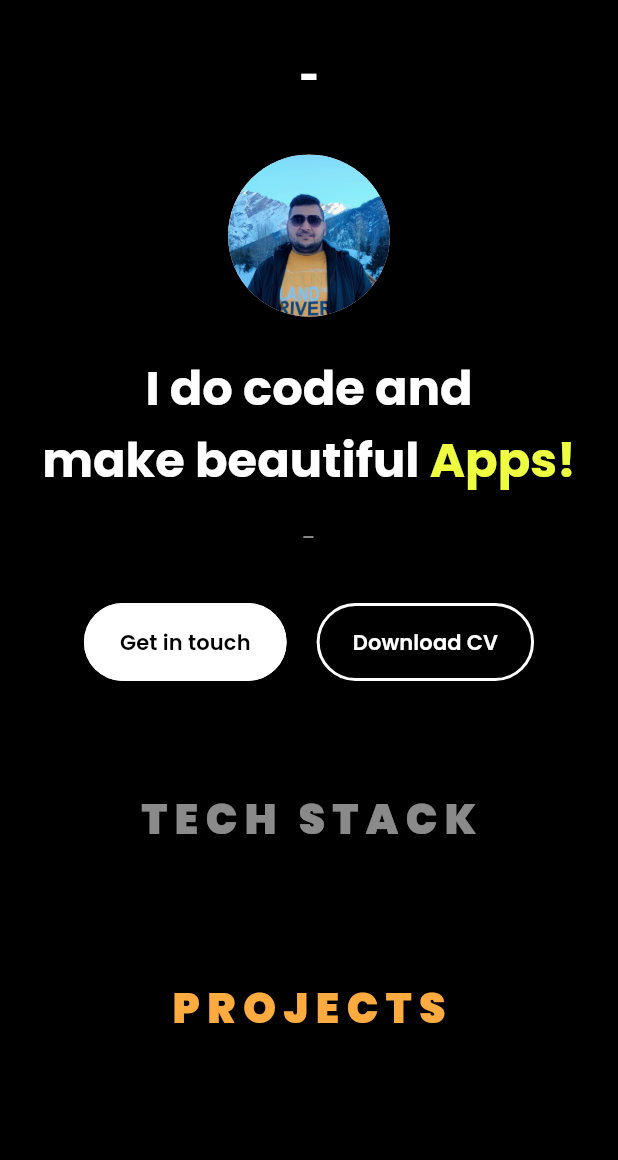
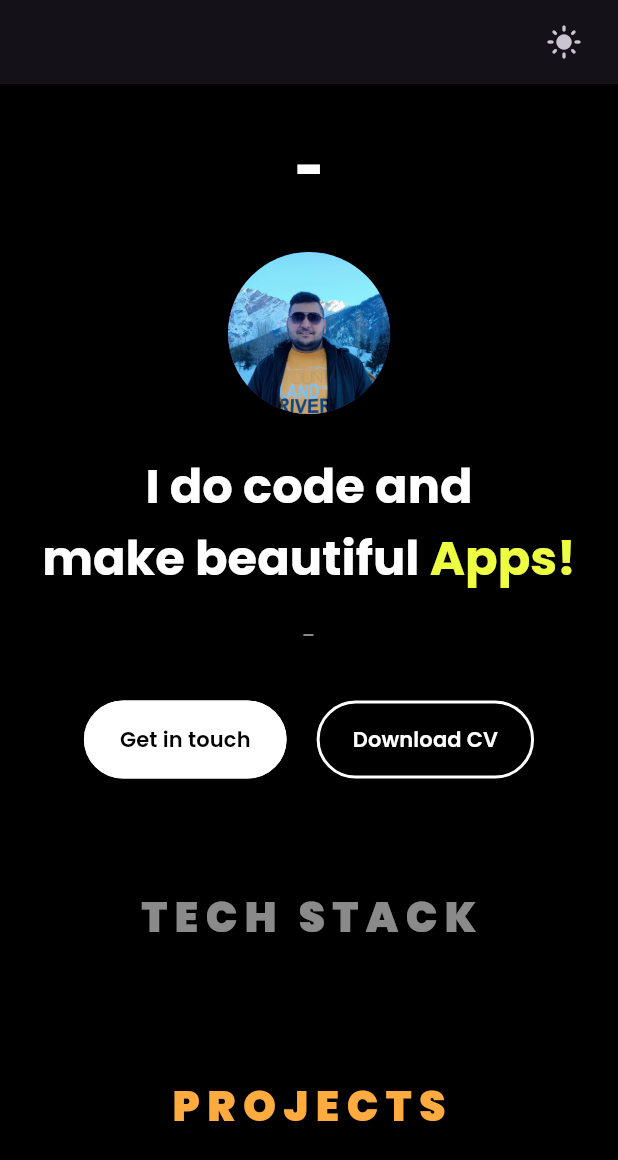
Before and after one commit to kunalmanocha98/my-portfolio, a Flutter app: the screen it shows after launch, on a phone screen of 412 x 824 dp. Shown: the top 1160 px of the screen. Run offline on Flutter 3.47's test engine with Material 3 defaults, Android fonts, the light colour scheme and no system bars; our stand-ins replace cloud_firestore, equatable, firebase_core, firebase_storage, flutter_bloc, google_fonts and 1 more; missing offline and left inert: dart:html; accounts and stored records are empty.

Commit message:
Changes: 1. dark = mode

```diff
--- a/lib/main.dart
+++ b/lib/main.dart
@@ -20,14 +20,20 @@ import 'package:portfolio/modules/projects/state/project_state.dart';
 import 'package:portfolio/modules/techStack/bloc/tech_bloc.dart';
 import 'package:portfolio/modules/techStack/model/tech_stack_model.dart';
 import 'package:portfolio/modules/techStack/state/tech_state.dart';
+import 'package:portfolio/theme/theme_bloc.dart';
+import 'package:portfolio/theme/theme_state.dart';
 import 'package:portfolio/utils/app_routes.dart';
 import 'package:portfolio/utils/strings.dart';
+import 'package:shared_preferences/shared_preferences.dart';
 import 'modules/home/home_page.dart';
 import 'firebase_options.dart';
 
 FirebaseFirestore fireStoreInstance = FirebaseFirestore.instance;
+late SharedPreferences gPrefs;
 
 void main() async {
+  gPrefs = await SharedPreferences.getInstance();
+  gPrefs.setBool(PrefKeys.isDarkTheme, true);
   await Firebase.initializeApp(
     options: DefaultFirebaseOptions.currentPlatform,
   );
@@ -77,21 +83,37 @@ class MyAppState extends State<MyApp> {
             return EducationBloc(InitialEducationState(EducationalResponse()));
           },
         ),
+        BlocProvider(
+          create: (BuildContext context) {
+            return ThemeBloc((gPrefs.getBool(PrefKeys.isDarkTheme)??true)?DarkThemeState():LightThemeState());
+          },
+        ),
       ],
-      child: MaterialApp(
-        title: AppStrings.appName,
-        debugShowCheckedModeBanner: false,
-        // onGenerateRoute: _routes(),
-        initialRoute: Routes.initialRoute,
-        routes: {
-          Routes.initialRoute: (context) => const HomePage(),
-          // Routes.homeRoute: (context) => const HomePage(),
-        },
-        theme: ThemeData(
-          colorScheme: ColorScheme.fromSeed(seedColor: Colors.black87),
-          useMaterial3: true,
-        ),
+      child: BlocBuilder<ThemeBloc,ThemeState>(
+        builder: (context,state) {
+          if(state is DarkThemeState){
+            return _getMaterialApp(state.themeMode, state.themeData);
+          }else if(state is LightThemeState){
+            return _getMaterialApp(state.themeMode, state.themeData);
+          }else{
+            return const CircularProgressIndicator();
+          }
+        }
       ),
     );
   }
+
+
+  Widget _getMaterialApp(ThemeMode mode, ThemeData themeData){
+    return MaterialApp(
+      title: AppStrings.appName,
+      themeMode: mode,
+      theme: themeData,
+      debugShowCheckedModeBanner: false,
+      initialRoute: Routes.initialRoute,
+      routes: {
+        Routes.initialRoute: (context) => HomePage(),
+      },
+    );
+  }
 }
--- a/lib/modules/home/home_page.dart
+++ b/lib/modules/home/home_page.dart
@@ -1,7 +1,10 @@
 import 'package:flutter/material.dart';
+import 'package:flutter_bloc/flutter_bloc.dart';
 import 'package:portfolio/components/responsive_widget.dart';
 import 'package:portfolio/modules/education/ui/education_view.dart';
 import 'package:portfolio/modules/experience/ui/exp_widget_view.dart';
+import 'package:portfolio/theme/theme_bloc.dart';
+import 'package:portfolio/theme/theme_state.dart';
 import 'package:portfolio/utils/dimens.dart';
 import '../contact/ui/contact_page_view.dart';
 import '../personal/ui/personal_widget_view.dart';
@@ -13,25 +16,46 @@ class HomePage extends StatelessWidget {
 
   @override
   Widget build(BuildContext context) {
-    return  Scaffold(
-      backgroundColor: Colors.black,
+    return ResponsiveWidget(child: (context, isMobile) {
+      var themeBloc = BlocProvider.of<ThemeBloc>(context);
+      var dimens = Dimensions(isMobile);
+      return Scaffold(
+        appBar: AppBar(
+          actions: [
+            BlocBuilder<ThemeBloc, ThemeState>(builder: (context, state) {
+              if (state is LightThemeState) {
+                return IconButton(
+                  onPressed: () {
+                    themeBloc.changeState(false);
+                  },
+                  icon: const Icon(Icons.dark_mode),
+                );
+              } else {
+                return IconButton(
+                  onPressed: () {
+                    themeBloc.changeState(true);
+                  },
+                  icon: const Icon(Icons.light_mode),
+                );
+              }
+            }),
+            Padding(padding: EdgeInsets.only(right: isMobile?12:20))
+          ],
+        ),
         body: SingleChildScrollView(
           child: SizedBox(
             width: double.infinity,
-          child: ResponsiveWidget(
-            child: (context,isMobile) {
-              var dimens = Dimensions(isMobile);
-              return Column(
+            child: Column(
               mainAxisAlignment: MainAxisAlignment.center,
               mainAxisSize: MainAxisSize.min,
               children: [
-                  const PersonalWidgetView(),
+                PersonalWidgetView(),
                 SizedBox(
                   height: dimens.gapLarge,
                 ),
                 const TechStackWidgetView(),
                 SizedBox(
-                    height:  dimens.gapBig,
+                  height: dimens.gapBig,
                 ),
                 const ProjectWidgetView(),
                 SizedBox(
@@ -43,15 +67,14 @@ class HomePage extends StatelessWidget {
                 ),
                 const EducationView(),
                 SizedBox(
-                    height:  dimens.gapBig,
+                  height: dimens.gapBig,
                 ),
                 const ContactWidgetView()
               ],
-              );
-            }
             ),
           ),
         ),
       );
+    });
   }
 }
--- a/lib/modules/personal/bloc/personal_bloc.dart
+++ b/lib/modules/personal/bloc/personal_bloc.dart
@@ -1,5 +1,6 @@
 import 'package:flutter_bloc/flutter_bloc.dart';
 import 'package:portfolio/main.dart';
+import 'package:portfolio/theme/theme_bloc.dart';
 import '../../../utils/firebase_keys.dart';
 import '../model/personal_detail_model.dart';
 import '../state/personal_state.dart';
@@ -17,6 +18,4 @@ class PersonalBloc extends Cubit<PersonalState> {
         .data();
     emit(LoadedPersonalState(PersonalDetailsResponse.fromJson(data!)));
   }
-
-
 }
--- a/lib/modules/personal/ui/personal_widget_mob.dart
+++ b/lib/modules/personal/ui/personal_widget_mob.dart
@@ -34,7 +34,7 @@ class PersonalWidgetMob extends StatelessWidget {
           padding: const EdgeInsets.only(top: 24),
           child: Text(
             personalData.name ?? "-",
-            style: TextStylesMobile.nameStyle,
+            style: CustomStyles(context).nameStyle,
           ),
         ),
         const Padding(
--- /dev/null
+++ b/lib/theme/theme_bloc.dart
@@ -0,0 +1,11 @@
+import 'package:flutter_bloc/flutter_bloc.dart';
+import 'package:portfolio/theme/theme_state.dart';
+
+class ThemeBloc extends Cubit<ThemeState>{
+  ThemeBloc(super.initialState);
+
+  changeState(bool isDark){
+    isDark?emit(LightThemeState()):emit(DarkThemeState());
+  }
+
+}
--- /dev/null
+++ b/lib/theme/theme_state.dart
@@ -0,0 +1,66 @@
+import 'package:equatable/equatable.dart';
+import 'package:flutter/material.dart';
+import 'package:google_fonts/google_fonts.dart';
+
+import '../utils/app_colors.dart';
+
+abstract class ThemeState extends Equatable{}
+class LightThemeState extends ThemeState{
+  final themeData = ThemeData.light(useMaterial3: true).copyWith(
+    scaffoldBackgroundColor: Colors.white,
+    textTheme: TextTheme(
+      displayLarge: GoogleFonts.nothingYouCouldDo(
+          fontSize: 54,
+          fontWeight: FontWeight.bold,
+          color: AppColors.appBlackColor
+      ),
+      // displayMedium: ,
+      // displaySmall: ,
+      // headlineLarge: ,
+      // headlineMedium: ,
+      // headlineSmall: ,
+      // titleLarge: ,
+      // titleMedium: ,
+      // titleSmall: ,
+      // bodyLarge: ,
+      // bodyMedium: ,
+      // bodySmall: ,
+      // labelLarge: ,
+      // labelMedium: ,
+      // labelSmall: ,
+    )
+  );
+  final themeMode = ThemeMode.light;
+  @override
+  List<Object?> get props => [themeData,themeMode];
+}
+
+class DarkThemeState extends ThemeState{
+  final themeData = ThemeData.dark(useMaterial3: true,).copyWith(
+    scaffoldBackgroundColor: Colors.black,
+      textTheme: TextTheme(
+        displayLarge: GoogleFonts.nothingYouCouldDo(
+            fontSize: 54,
+            fontWeight: FontWeight.bold,
+            color: AppColors.appWhiteColor
+        ),
+        // displayMedium: ,
+        // displaySmall: ,
+        // headlineLarge: ,
+        // headlineMedium: ,
+        // headlineSmall: ,
+        // titleLarge: ,
+        // titleMedium: ,
+        // titleSmall: ,
+        // bodyLarge: ,
+        // bodyMedium: ,
+        // bodySmall: ,
+        // labelLarge: ,
+        // labelMedium: ,
+        // labelSmall: ,
+      )
+  );
+  final themeMode = ThemeMode.dark;
+  @override
+  List<Object?> get props => [themeData,themeMode];
+}
--- a/lib/utils/strings.dart
+++ b/lib/utils/strings.dart
@@ -12,5 +12,8 @@ class AppStrings{
   static const String experience = "Experience";
   static const String educationDetails = "Education";
   static const String submittedSuccessfully = "Your details have been submitted successfully";
+}
 
+class PrefKeys{
+  static const String isDarkTheme = "isDarkTheme";
 }
--- a/lib/utils/text_styles.dart
+++ b/lib/utils/text_styles.dart
@@ -131,3 +131,12 @@ class TextStylesMobile {
     color: AppColors.appTernaryTextColorDark,
   );
 }
+
+
+
+class CustomStyles{
+  final BuildContext context;
+  CustomStyles(this.context);
+
+  TextStyle? get nameStyle => Theme.of(context).textTheme.displayLarge;
+}
--- a/pubspec.yaml
+++ b/pubspec.yaml
@@ -43,6 +43,7 @@ dependencies:
   url_launcher: ^6.2.4
   flutter_bloc:
   equatable:
+  shared_preferences:
 
 dev_dependencies:
   flutter_test:
```
Also changed, not shown: pubspec.lock. Lines whose indentation alone changed are shown as unchanged.
